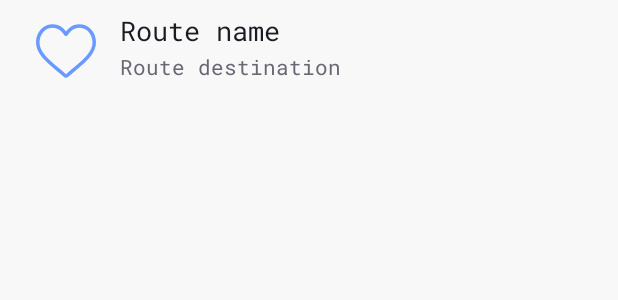
After one commit to ZEMlan/GetOnBus, an Android app: the layout fav_route_card.xml on its own in the app's theme, with its tools: preview values and no code run, on a phone screen of 412 x 824 dp. The commit adds this screen. Shown: the top 300 px of the screen. Run offline under Robolectric (Android 15) with nearby library versions, the light colour scheme and no system bars.

Commit message:
v0.3. add recycler view

```diff
--- a/app/src/main/java/ru/zemlyanaya/getonbus/MainActivity.kt
+++ b/app/src/main/java/ru/zemlyanaya/getonbus/MainActivity.kt
@@ -8,10 +8,10 @@ import android.net.Uri
 import android.os.Bundle
 import androidx.fragment.app.FragmentActivity
 import kotlinx.android.synthetic.main.head_bar.*
-import ru.zemlyanaya.getonbus.rooting.RootingFragment
+import ru.zemlyanaya.getonbus.routing.RoutingFragment
 
 
-class MainActivity : FragmentActivity(), RootingFragment.OnFragmentInteractionListener {
+class MainActivity : FragmentActivity(), RoutingFragment.OnFragmentInteractionListener {
 
     override fun onCreate(savedInstanceState: Bundle?) {
         super.onCreate(savedInstanceState)
@@ -36,7 +36,7 @@ class MainActivity : FragmentActivity(), RootingFragment.OnFragmentInteractionLi
         label.paint.shader = textShader
 
         supportFragmentManager.beginTransaction()
-            .replace(R.id.frame, RootingFragment())
+            .replace(R.id.frame, RoutingFragment())
             .commitAllowingStateLoss()
     }
 
--- /dev/null
+++ b/app/src/main/java/ru/zemlyanaya/getonbus/database/FavRoute.kt
@@ -0,0 +1,3 @@
+package ru.zemlyanaya.getonbus.database
+
+class FavRoute(val name: String, val destination: String, val icon:String?)
--- /dev/null
+++ b/app/src/main/res/drawable/ic_heart.xml
@@ -0,0 +1,9 @@
+<vector xmlns:android="http://schemas.android.com/apk/res/android"
+    android:width="512.001dp"
+    android:height="512dp"
+    android:viewportWidth="512.001"
+    android:viewportHeight="512">
+  <path
+      android:fillColor="#FF000000"
+      android:pathData="m256,483.516c-7.289,0 -14.316,-2.641 -19.793,-7.438 -20.684,-18.086 -40.625,-35.082 -58.219,-50.074l-0.09,-0.078c-51.582,-43.957 -96.125,-81.918 -127.117,-119.313 -34.645,-41.805 -50.781,-81.441 -50.781,-124.742 0,-42.07 14.426,-80.883 40.617,-109.293 26.504,-28.746 62.871,-44.578 102.414,-44.578 29.555,0 56.621,9.344 80.445,27.77 12.023,9.301 22.922,20.684 32.523,33.961 9.605,-13.277 20.5,-24.66 32.527,-33.961 23.824,-18.426 50.891,-27.77 80.445,-27.77 39.539,0 75.91,15.832 102.414,44.578 26.191,28.41 40.613,67.223 40.613,109.293 0,43.301 -16.133,82.938 -50.777,124.738 -30.992,37.398 -75.531,75.355 -127.105,119.309 -17.625,15.016 -37.598,32.039 -58.328,50.168 -5.473,4.789 -12.504,7.43 -19.789,7.43zM143.031,57.992c-31.066,0 -59.605,12.398 -80.367,34.914 -21.07,22.855 -32.676,54.449 -32.676,88.965 0,36.418 13.535,68.988 43.883,105.605 29.332,35.395 72.961,72.574 123.477,115.625l0.094,0.078c17.66,15.051 37.68,32.113 58.516,50.332 20.961,-18.254 41.012,-35.344 58.707,-50.418 50.512,-43.051 94.137,-80.223 123.469,-115.617 30.344,-36.617 43.879,-69.188 43.879,-105.605 0,-34.516 -11.605,-66.109 -32.676,-88.965 -20.758,-22.516 -49.301,-34.914 -80.363,-34.914 -22.758,0 -43.652,7.234 -62.102,21.5 -16.441,12.719 -27.895,28.797 -34.609,40.047 -3.453,5.785 -9.531,9.238 -16.262,9.238s-12.809,-3.453 -16.262,-9.238c-6.711,-11.25 -18.164,-27.328 -34.609,-40.047 -18.449,-14.266 -39.344,-21.5 -62.098,-21.5zM143.031,57.992"/>
+</vector>
--- /dev/null
+++ b/app/src/main/res/layout/fav_route_card.xml
@@ -0,0 +1,57 @@
+<?xml version="1.0" encoding="utf-8"?>
+<LinearLayout xmlns:android="http://schemas.android.com/apk/res/android"
+    xmlns:app="http://schemas.android.com/apk/res-auto"
+    xmlns:tools="http://schemas.android.com/tools"
+    android:layout_width="match_parent"
+    android:layout_height="wrap_content"
+    android:orientation="vertical">
+
+    <androidx.cardview.widget.CardView
+        android:layout_width="match_parent"
+        android:layout_height="70dp"
+        app:cardBackgroundColor="@color/backgroundColor"
+        app:cardCornerRadius="0dp"
+        app:cardElevation="0dp">
+
+        <androidx.constraintlayout.widget.ConstraintLayout
+            android:layout_width="match_parent"
+            android:layout_height="match_parent">
+
+            <ImageButton
+                android:id="@+id/routeIcon"
+                android:layout_width="40dp"
+                android:layout_height="40dp"
+                android:layout_marginStart="24dp"
+                android:layout_marginTop="6dp"
+                android:background="@android:color/transparent"
+                android:clickable="false"
+                android:focusable="false"
+                android:scaleType="fitXY"
+                android:src="@drawable/ic_heart"
+                android:tint="@color/primaryColor"
+                app:layout_constraintStart_toStartOf="parent"
+                app:layout_constraintTop_toTopOf="@+id/routeName" />
+
+            <TextView
+                android:id="@+id/routeName"
+                android:layout_width="wrap_content"
+                android:layout_height="wrap_content"
+                android:layout_marginStart="16dp"
+                android:layout_marginTop="8dp"
+                android:text="Route name"
+                android:textSize="18sp"
+                app:layout_constraintStart_toEndOf="@+id/routeIcon"
+                app:layout_constraintTop_toTopOf="parent" />
+
+            <TextView
+                android:id="@+id/routeDestion"
+                android:layout_width="wrap_content"
+                android:layout_height="wrap_content"
+                android:text="Route destination"
+                android:textColor="@color/secondaryTextColor"
+                android:textSize="14sp"
+                app:layout_constraintBottom_toBottomOf="@+id/routeIcon"
+                app:layout_constraintStart_toStartOf="@+id/routeName" />
+        </androidx.constraintlayout.widget.ConstraintLayout>
+    </androidx.cardview.widget.CardView>
+</LinearLayout>
--- a/app/src/main/res/layout/head_bar.xml
+++ b/app/src/main/res/layout/head_bar.xml
@@ -1,7 +1,6 @@
 <?xml version="1.0" encoding="utf-8"?>
 <androidx.constraintlayout.widget.ConstraintLayout xmlns:android="http://schemas.android.com/apk/res/android"
     xmlns:app="http://schemas.android.com/apk/res-auto"
-    xmlns:tools="http://schemas.android.com/tools"
     android:layout_width="match_parent"
     android:layout_height="70dp"
     android:background="@android:color/transparent"
@@ -49,7 +48,6 @@
         android:letterSpacing="0.23"
         android:text="@string/maps"
         android:textAlignment="center"
-        android:textColor="@color/primaryColor"
         android:textSize="38sp"
         app:layout_constraintBottom_toBottomOf="parent"
         app:layout_constraintEnd_toEndOf="parent"
--- a/app/src/main/res/values/colors.xml
+++ b/app/src/main/res/values/colors.xml
@@ -2,6 +2,7 @@
 <resources xmlns:tools="http://schemas.android.com/tools">
     <color name="backgroundColor">#F8F8F8</color>
     <color name="textColor">#1A1B23</color>
+    <color name="secondaryTextColor">#686874</color>
     <color name="textAccentColor">#4173FC</color>
     <color name="primaryColor">#699BFE</color>
     <color name="primaryLightColor">#8CABEA</color>
--- a/app/src/main/res/values/styles.xml
+++ b/app/src/main/res/values/styles.xml
@@ -1,6 +1,5 @@
 <resources>
 
-    <!-- Base application theme. -->
     <style name="AppTheme" parent="Theme.MaterialComponents.Light.NoActionBar">
         <item name="colorPrimary">@color/primaryColor</item>
         <item name="colorPrimaryDark">@color/primaryDarkColor</item>
@@ -8,6 +7,8 @@
         <item name="android:background">@color/backgroundColor</item>
         <item name="android:statusBarColor">@color/backgroundColor</item>
         <item name="colorControlHighlight">@color/rippleColor</item>
+        <item name="android:textViewStyle">@style/AppTheme.TextAppearance</item>
+        <item name="android:textAppearance">@style/AppTheme.TextAppearance</item>
     </style>
 
     <style name="AppTheme.InputLayoutStyle" parent="Widget.MaterialComponents.TextInputLayout.OutlinedBox">
@@ -17,4 +18,10 @@
         <item name="boxCornerRadiusTopStart">8dp</item>
     </style>
 
+    <style name="AppTheme.TextAppearance" parent="Widget.MaterialComponents.TextView">
+        <item name="android:fontFamily">@font/roboto_mono</item>
+        <item name="android:textColor">@color/textColor</item>
+        <item name="android:textSize">16sp</item>
+    </style>
+
 </resources>
```
Also changed, not shown: app/src/main/java/ru/zemlyanaya/getonbus/routing/RoutingFragment.kt (renamed from app/src/main/java/ru/zemlyanaya/getonbus/rooting/RootingFragment.kt, +29 -10 lines), app/src/main/java/ru/zemlyanaya/getonbus/routing/favRoutesRecyclerViewAdapter.kt (added, +59 -0 lines), app/src/main/res/drawable/gradient.xml (added, +10 -0 lines), app/src/main/res/layout/fragment_rooting.xml (+28 -6 lines).
